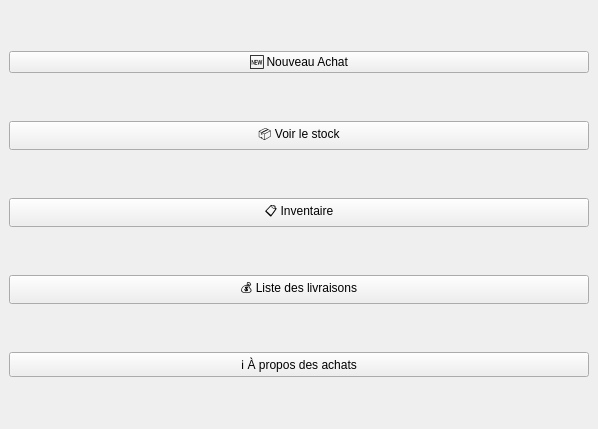
Above: mainwindow.ui from Alt68719/projet_achats before the change. Below: the same form after it.
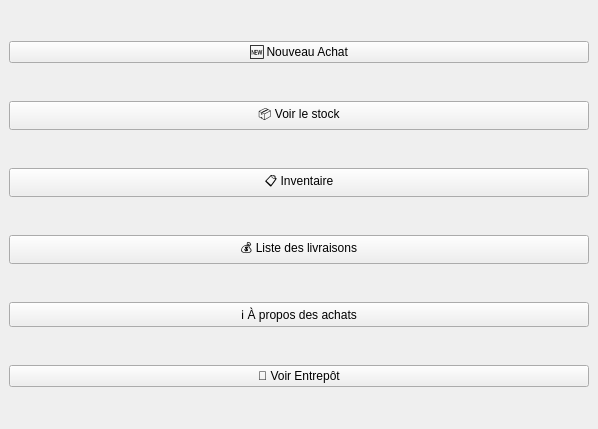
That is the form after the change.

```diff
--- a/mainwindow.ui
+++ b/mainwindow.ui
@@ -50,6 +50,14 @@
       </property>
      </widget>
     </item>
+    <!-- Nouveau bouton ajouté -->
+    <item>
+     <widget class="QPushButton" name="btnVoirEntrepot">
+      <property name="text">
+       <string>🏢 Voir Entrepôt</string>
+      </property>
+     </widget>
+    </item>
    </layout>
   </widget>
  </widget>
```
